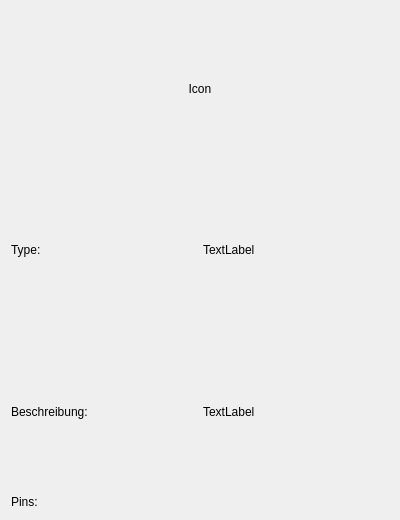
First picture: the form in Sensor.ui, repository SimiThePro/SensorenAppQT, before the edit.
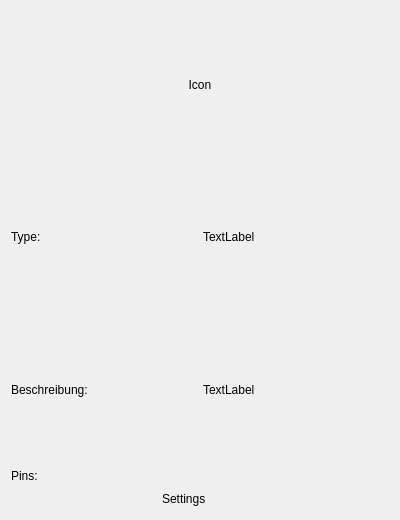
Second picture: the form after the edit.

Commit message: Introduced the settings system where you have a value which can affect the ouput from arduino to qt for example the interval for the readings

What changed in the file:
```diff
--- a/Sensor.ui
+++ b/Sensor.ui
@@ -92,6 +92,46 @@
    <item>
     <layout class="QGridLayout" name="MessungenGrid"/>
    </item>
+   <item>
+    <layout class="QHBoxLayout" name="horizontalLayout_4">
+     <item>
+      <widget class="QLabel" name="label_2">
+       <property name="maximumSize">
+        <size>
+         <width>50</width>
+         <height>25</height>
+        </size>
+       </property>
+       <property name="text">
+        <string>Settings</string>
+       </property>
+      </widget>
+     </item>
+     <item>
+      <spacer name="horizontalSpacer">
+       <property name="orientation">
+        <enum>Qt::Horizontal</enum>
+       </property>
+       <property name="sizeType">
+        <enum>QSizePolicy::Fixed</enum>
+       </property>
+       <property name="sizeHint" stdset="0">
+        <size>
+         <width>25</width>
+         <height>20</height>
+        </size>
+       </property>
+      </spacer>
+     </item>
+     <item>
+      <layout class="QGridLayout" name="SettingsGrid">
+       <property name="sizeConstraint">
+        <enum>QLayout::SetMaximumSize</enum>
+       </property>
+      </layout>
+     </item>
+    </layout>
+   </item>
   </layout>
  </widget>
  <resources/>
```
The commit also changes 12 other files.
